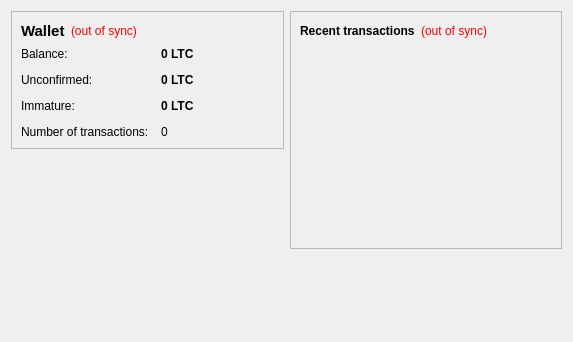
scicoin-project/scicoin, file src/qt/forms/overviewpage.ui: the form before one commit.
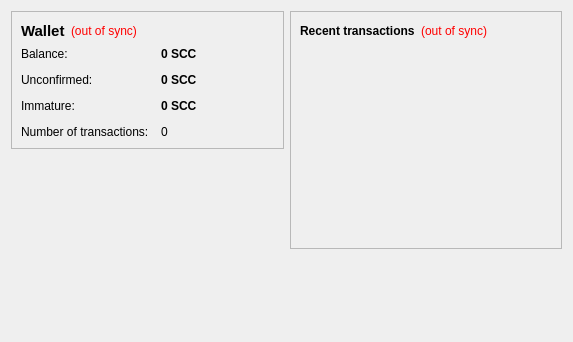
The form after the commit.

```diff
--- a/src/qt/forms/overviewpage.ui
+++ b/src/qt/forms/overviewpage.ui
@@ -105,7 +105,7 @@
              <string>Your current balance</string>
             </property>
             <property name="text">
-             <string notr="true">0 LTC</string>
+             <string notr="true">0 SCC</string>
             </property>
             <property name="textInteractionFlags">
              <set>Qt::LinksAccessibleByMouse|Qt::TextSelectableByKeyboard|Qt::TextSelectableByMouse</set>
@@ -134,7 +134,7 @@
              <string>Total of transactions that have yet to be confirmed, and do not yet count toward the current balance</string>
             </property>
             <property name="text">
-             <string notr="true">0 LTC</string>
+             <string notr="true">0 SCC</string>
             </property>
             <property name="textInteractionFlags">
              <set>Qt::LinksAccessibleByMouse|Qt::TextSelectableByKeyboard|Qt::TextSelectableByMouse</set>
@@ -177,7 +177,7 @@
              <string>Mined balance that has not yet matured</string>
             </property>
             <property name="text">
-             <string notr="true">0 LTC</string>
+             <string notr="true">0 SCC</string>
             </property>
             <property name="textInteractionFlags">
              <set>Qt::LinksAccessibleByMouse|Qt::TextSelectableByKeyboard|Qt::TextSelectableByMouse</set>
```
